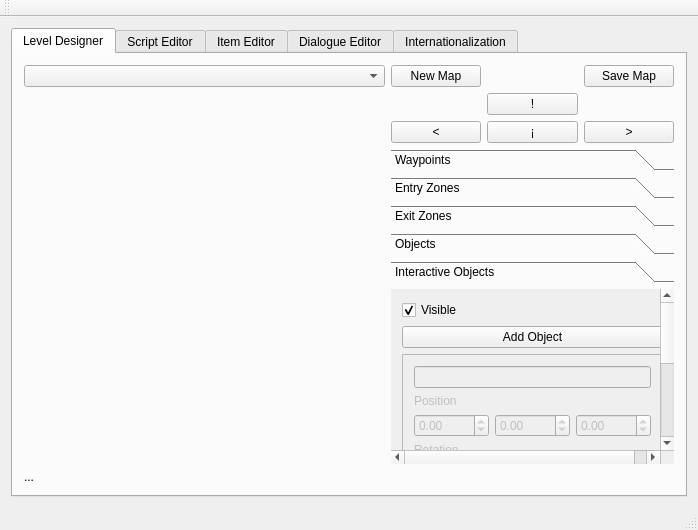
First picture: the form in game_editor/mainwindow.ui, repository Plaristote/fallout-equestria, before the edit.
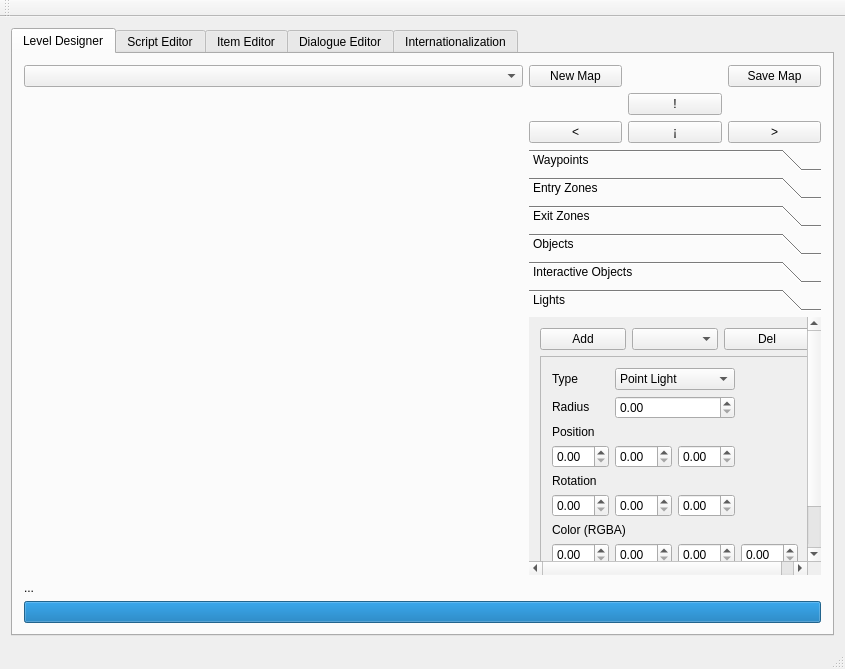
Second picture: the form after the edit. Custom widgets are drawn as their Qt base class.

Commit message: -> Added support for adding lights in Game Designer

```diff
--- a/game_editor/mainwindow.ui
+++ b/game_editor/mainwindow.ui
@@ -6,8 +6,8 @@
    <rect>
     <x>0</x>
     <y>0</y>
-    <width>698</width>
-    <height>530</height>
+    <width>845</width>
+    <height>669</height>
    </rect>
   </property>
   <property name="windowTitle">
@@ -58,8 +58,14 @@
         </item>
         <item row="4" column="1" rowspan="3" colspan="3">
          <widget class="QToolBox" name="toolBox">
+          <property name="minimumSize">
+           <size>
+            <width>250</width>
+            <height>0</height>
+           </size>
+          </property>
           <property name="currentIndex">
-           <number>4</number>
+           <number>5</number>
           </property>
           <widget class="QWidget" name="waypointsPage">
            <property name="geometry">
@@ -601,8 +607,8 @@
            <property name="geometry">
             <rect>
              <x>0</x>
-             <y>-133</y>
-             <width>258</width>
+             <y>0</y>
+             <width>285</width>
              <height>324</height>
             </rect>
            </property>
@@ -795,6 +801,179 @@
             </item>
            </layout>
           </widget>
+          <widget class="QWidget" name="lights">
+           <property name="geometry">
+            <rect>
+             <x>0</x>
+             <y>0</y>
+             <width>295</width>
+             <height>269</height>
+            </rect>
+           </property>
+           <attribute name="label">
+            <string>Lights</string>
+           </attribute>
+           <layout class="QGridLayout" name="gridLayout_14">
+            <item row="0" column="0">
+             <widget class="QPushButton" name="lightsAdd">
+              <property name="text">
+               <string>Add</string>
+              </property>
+             </widget>
+            </item>
+            <item row="0" column="1">
+             <widget class="QComboBox" name="lightsSelect"/>
+            </item>
+            <item row="0" column="2">
+             <widget class="QPushButton" name="lightsDel">
+              <property name="text">
+               <string>Del</string>
+              </property>
+             </widget>
+            </item>
+            <item row="4" column="0" colspan="3">
+             <widget class="QFrame" name="lightFrame">
+              <property name="frameShape">
+               <enum>QFrame::StyledPanel</enum>
+              </property>
+              <property name="frameShadow">
+               <enum>QFrame::Raised</enum>
+              </property>
+              <layout class="QGridLayout" name="gridLayout_13">
+               <item row="4" column="0" colspan="3">
+                <widget class="QLabel" name="label_12">
+                 <property name="maximumSize">
+                  <size>
+                   <width>16777215</width>
+                   <height>20</height>
+                  </size>
+                 </property>
+                 <property name="text">
+                  <string>Rotation</string>
+                 </property>
+                </widget>
+               </item>
+               <item row="1" column="1" colspan="2">
+                <widget class="QDoubleSpinBox" name="lightRadius"/>
+               </item>
+               <item row="0" column="0">
+                <widget class="QLabel" name="label_13">
+                 <property name="text">
+                  <string>Type</string>
+                 </property>
+                </widget>
+               </item>
+               <item row="5" column="0">
+                <widget class="QDoubleSpinBox" name="lightRotX"/>
+               </item>
+               <item row="3" column="2">
+                <widget class="QDoubleSpinBox" name="lightPosZ"/>
+               </item>
+               <item row="7" column="1">
+                <widget class="QDoubleSpinBox" name="lightColorG"/>
+               </item>
+               <item row="5" column="1">
+                <widget class="QDoubleSpinBox" name="lightRotY"/>
+               </item>
+               <item row="2" column="0" colspan="3">
+                <widget class="QLabel" name="label_11">
+                 <property name="minimumSize">
+                  <size>
+                   <width>0</width>
+                   <height>0</height>
+                  </size>
+                 </property>
+                 <property name="maximumSize">
+                  <size>
+                   <width>16777215</width>
+                   <height>20</height>
+                  </size>
+                 </property>
+                 <property name="text">
+                  <string>Position</string>
+                 </property>
+                </widget>
+               </item>
+               <item row="0" column="1" colspan="2">
+                <widget class="QComboBox" name="lightTypesList">
+                 <item>
+                  <property name="text">
+                   <string>Point Light</string>
+                  </property>
+                 </item>
+                 <item>
+                  <property name="text">
+                   <string>Directional Light</string>
+                  </property>
+                 </item>
+                 <item>
+                  <property name="text">
+                   <string>Ambient Light</string>
+                  </property>
+                 </item>
+                 <item>
+                  <property name="text">
+                   <string>Spot Light</string>
+                  </property>
+                 </item>
+                </widget>
+               </item>
+               <item row="7" column="3">
+                <widget class="QDoubleSpinBox" name="lightColorA"/>
+               </item>
+               <item row="5" column="2">
+                <widget class="QDoubleSpinBox" name="lightRotZ"/>
+               </item>
+               <item row="7" column="2">
+                <widget class="QDoubleSpinBox" name="lightColorB"/>
+               </item>
+               <item row="6" column="0" colspan="3">
+                <widget class="QLabel" name="label_14">
+                 <property name="maximumSize">
+                  <size>
+                   <width>16777215</width>
+                   <height>20</height>
+                  </size>
+                 </property>
+                 <property name="text">
+                  <string>Color (RGBA)</string>
+                 </property>
+                </widget>
+               </item>
+               <item row="7" column="0">
+                <widget class="QDoubleSpinBox" name="lightColorR"/>
+               </item>
+               <item row="3" column="1">
+                <widget class="QDoubleSpinBox" name="lightPosY"/>
+               </item>
+               <item row="1" column="0">
+                <widget class="QLabel" name="label_15">
+                 <property name="maximumSize">
+                  <size>
+                   <width>16777215</width>
+                   <height>20</height>
+                  </size>
+                 </property>
+                 <property name="text">
+                  <string>Radius</string>
+                 </property>
+                </widget>
+               </item>
+               <item row="3" column="0">
+                <widget class="QDoubleSpinBox" name="lightPosX"/>
+               </item>
+               <item row="8" column="0" colspan="3">
+                <widget class="QPushButton" name="lightCompile">
+                 <property name="text">
+                  <string>Apply changes</string>
+                 </property>
+                </widget>
+               </item>
+              </layout>
+             </widget>
+            </item>
+           </layout>
+          </widget>
          </widget>
         </item>
         <item row="7" column="0" colspan="4">
@@ -841,6 +1020,19 @@
           <layout class="QGridLayout" name="gridLayout"/>
          </widget>
         </item>
+        <item row="8" column="0" colspan="4">
+         <widget class="QProgressBar" name="progressBar">
+          <property name="enabled">
+           <bool>true</bool>
+          </property>
+          <property name="value">
+           <number>100</number>
+          </property>
+          <property name="textVisible">
+           <bool>false</bool>
+          </property>
+         </widget>
+        </item>
        </layout>
       </widget>
       <widget class="QWidget" name="tabScriptEditor">
```
Left out of the diff: 14 changed lines with no effect on the pictures. The commit also changes 7 other files.
